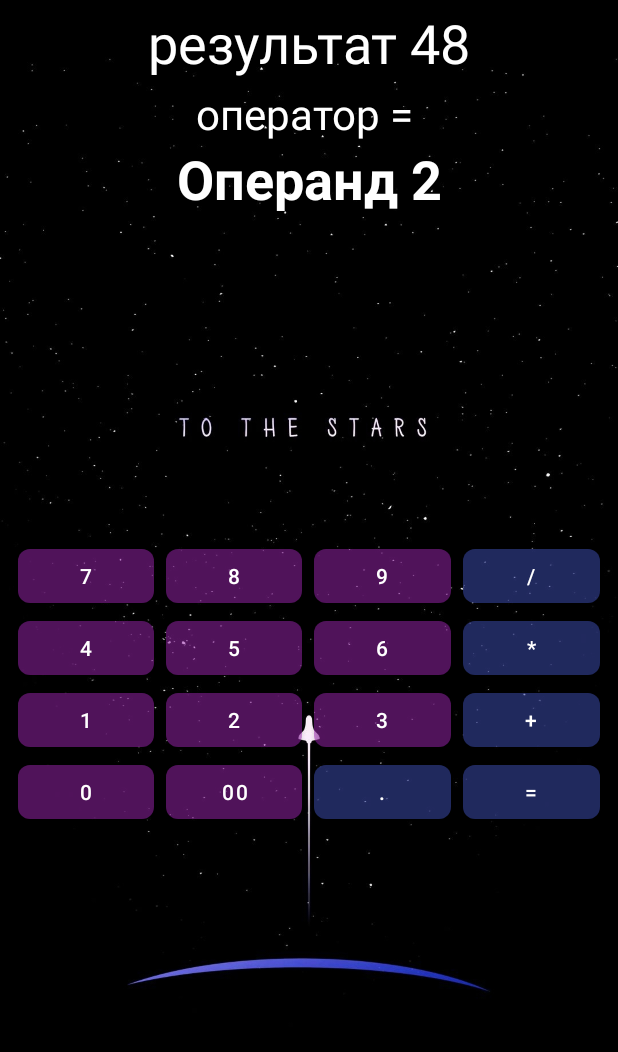
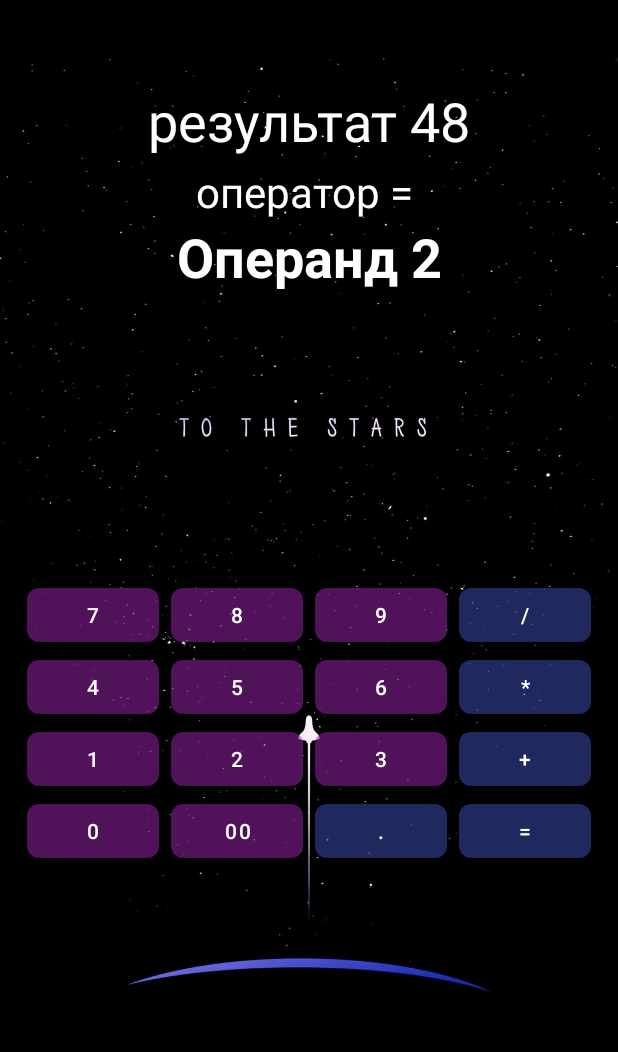
Before and after one commit to mmistes/AS_lesson1, an Android app: the screen it shows after launch (MainActivity), on a phone screen of 412 x 824 dp, the part 84-1136 px from its top. Run offline under Robolectric (Android 15) with nearby library versions, the phone set to English and light mode, and no system bars.

Commit message:
Поправил ширину элементов и отступы для "более красивого" отображения

```diff
--- a/app/src/main/res/layout/activity_main.xml
+++ b/app/src/main/res/layout/activity_main.xml
@@ -10,6 +10,7 @@
         android:layout_width="match_parent"
         android:layout_height="wrap_content"
         android:orientation="vertical"
+        android:layout_marginTop="52dp"
 
         app:layout_constraintEnd_toEndOf="parent"
         app:layout_constraintStart_toStartOf="parent"
@@ -49,7 +50,7 @@
 
     <LinearLayout
         android:id="@+id/input_field_1"
-        android:layout_width="0dp"
+        android:layout_width="wrap_content"
         android:layout_height="wrap_content"
         android:layout_marginHorizontal="8dp"
         android:orientation="horizontal"
@@ -61,7 +62,7 @@
         app:layout_constraintVertical_chainStyle="packed">
 
         <Button
-            android:layout_width="0dp"
+            android:layout_width="wrap_content"
             android:layout_height="wrap_content"
             android:layout_marginHorizontal="4dp"
             android:layout_weight="1"
@@ -70,7 +71,7 @@
             app:cornerRadius="8dp"/>
 
         <Button
-            android:layout_width="0dp"
+            android:layout_width="wrap_content"
             android:layout_height="wrap_content"
             android:layout_marginHorizontal="4dp"
             android:layout_weight="1"
@@ -79,7 +80,7 @@
             app:cornerRadius="8dp" />
 
         <Button
-            android:layout_width="0dp"
+            android:layout_width="wrap_content"
             android:layout_height="wrap_content"
             android:layout_marginHorizontal="4dp"
             android:layout_weight="1"
@@ -88,7 +89,7 @@
             app:cornerRadius="8dp"/>
 
         <Button
-            android:layout_width="0dp"
+            android:layout_width="wrap_content"
             android:layout_height="wrap_content"
             android:layout_marginHorizontal="4dp"
             android:layout_weight="1"
@@ -100,7 +101,7 @@
 
     <LinearLayout
         android:id="@+id/input_field_2"
-        android:layout_width="0dp"
+        android:layout_width="wrap_content"
         android:layout_height="wrap_content"
         android:layout_marginHorizontal="8dp"
         android:orientation="horizontal"
@@ -111,7 +112,7 @@
         app:layout_constraintTop_toBottomOf="@id/input_field_1">
 
         <Button
-            android:layout_width="0dp"
+            android:layout_width="wrap_content"
             android:layout_height="wrap_content"
             android:layout_marginHorizontal="4dp"
             android:layout_weight="1"
@@ -120,7 +121,7 @@
             app:cornerRadius="8dp"/>
 
         <Button
-            android:layout_width="0dp"
+            android:layout_width="wrap_content"
             android:layout_height="wrap_content"
             android:layout_marginHorizontal="4dp"
             android:layout_weight="1"
@@ -129,7 +130,7 @@
             app:cornerRadius="8dp"/>
 
         <Button
-            android:layout_width="0dp"
+            android:layout_width="wrap_content"
             android:layout_height="wrap_content"
             android:layout_marginHorizontal="4dp"
             android:layout_weight="1"
@@ -138,7 +139,7 @@
             app:cornerRadius="8dp"/>
 
         <Button
-            android:layout_width="0dp"
+            android:layout_width="wrap_content"
             android:layout_height="wrap_content"
             android:layout_marginHorizontal="4dp"
             android:layout_weight="1"
@@ -150,7 +151,7 @@
 
     <LinearLayout
         android:id="@+id/input_field_3"
-        android:layout_width="0dp"
+        android:layout_width="wrap_content"
         android:layout_height="wrap_content"
         android:layout_marginHorizontal="8dp"
         android:orientation="horizontal"
@@ -161,7 +162,7 @@
         app:layout_constraintTop_toBottomOf="@id/input_field_2">
 
         <Button
-            android:layout_width="0dp"
+            android:layout_width="wrap_content"
             android:layout_height="wrap_content"
             android:layout_marginHorizontal="4dp"
             android:layout_weight="1"
@@ -170,7 +171,7 @@
             app:cornerRadius="8dp"/>
 
         <Button
-            android:layout_width="0dp"
+            android:layout_width="wrap_content"
             android:layout_height="wrap_content"
             android:layout_marginHorizontal="4dp"
             android:layout_weight="1"
@@ -179,7 +180,7 @@
             app:cornerRadius="8dp"/>
 
         <Button
-            android:layout_width="0dp"
+            android:layout_width="wrap_content"
             android:layout_height="wrap_content"
             android:layout_marginHorizontal="4dp"
             android:layout_weight="1"
@@ -188,7 +189,7 @@
             app:cornerRadius="8dp"/>
 
         <Button
-            android:layout_width="0dp"
+            android:layout_width="wrap_content"
             android:layout_height="wrap_content"
             android:layout_marginHorizontal="4dp"
             android:layout_weight="1"
@@ -200,7 +201,7 @@
 
     <LinearLayout
         android:id="@+id/input_field_4"
-        android:layout_width="0dp"
+        android:layout_width="wrap_content"
         android:layout_height="wrap_content"
         android:layout_marginHorizontal="8dp"
         android:orientation="horizontal"
@@ -211,7 +212,7 @@
         app:layout_constraintTop_toBottomOf="@id/input_field_3">
 
         <Button
-            android:layout_width="0dp"
+            android:layout_width="wrap_content"
             android:layout_height="wrap_content"
             android:layout_marginHorizontal="4dp"
             android:layout_weight="1"
@@ -220,7 +221,7 @@
             app:cornerRadius="8dp"/>
 
         <Button
-            android:layout_width="0dp"
+            android:layout_width="wrap_content"
             android:layout_height="wrap_content"
             android:layout_marginHorizontal="4dp"
             android:layout_weight="1"
@@ -229,7 +230,7 @@
             app:cornerRadius="8dp"/>
 
         <Button
-            android:layout_width="0dp"
+            android:layout_width="wrap_content"
             android:layout_height="wrap_content"
             android:layout_marginHorizontal="4dp"
             android:layout_weight="1"
@@ -238,7 +239,7 @@
             app:cornerRadius="8dp"/>
 
         <Button
-            android:layout_width="0dp"
+            android:layout_width="wrap_content"
             android:layout_height="wrap_content"
             android:layout_marginHorizontal="4dp"
             android:layout_weight="1"
```
